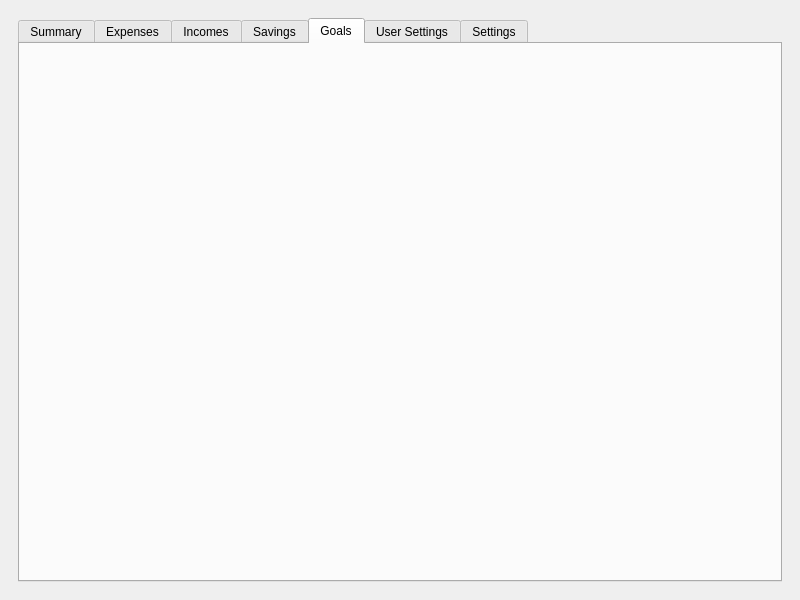
Qt form GigaBudget/mainwindow.ui (Kapiura/BudgetPlanner) before a commit.
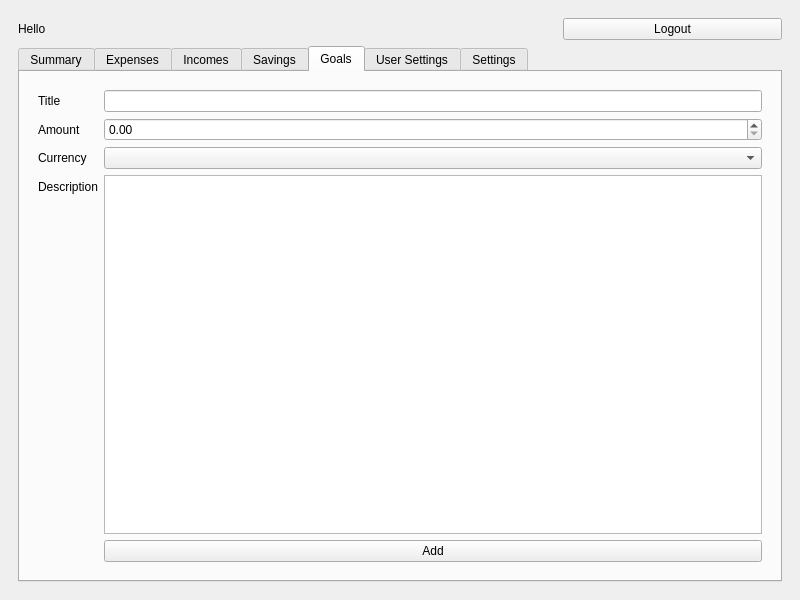
The same form after that commit. The open tabs and pages were chosen to show the change.

Commit message: Update files - added almost all the things in ui form of main window - displaying welcome text after chooses user - adding expenses - adding incomes - working logout button

Diff of the .ui file:
```diff
--- a/GigaBudget/mainwindow.ui
+++ b/GigaBudget/mainwindow.ui
@@ -27,7 +27,7 @@
     <bool>true</bool>
    </property>
    <layout class="QGridLayout" name="gridLayout">
-    <item row="0" column="0">
+    <item row="1" column="0">
      <widget class="QStackedWidget" name="stackedWidget">
       <property name="currentIndex">
        <number>1</number>
@@ -61,6 +61,35 @@
       <widget class="QWidget" name="page_2">
        <layout class="QGridLayout" name="gridLayout_3">
         <item row="0" column="0">
+         <widget class="QLabel" name="welcomeText">
+          <property name="text">
+           <string>Hello </string>
+          </property>
+         </widget>
+        </item>
+        <item row="0" column="1">
+         <widget class="QPushButton" name="buttonLogout">
+          <property name="sizePolicy">
+           <sizepolicy hsizetype="Minimum" vsizetype="Fixed">
+            <horstretch>0</horstretch>
+            <verstretch>0</verstretch>
+           </sizepolicy>
+          </property>
+          <property name="maximumSize">
+           <size>
+            <width>219</width>
+            <height>16777215</height>
+           </size>
+          </property>
+          <property name="layoutDirection">
+           <enum>Qt::RightToLeft</enum>
+          </property>
+          <property name="text">
+           <string>Logout</string>
+          </property>
+         </widget>
+        </item>
+        <item row="1" column="0" colspan="2">
          <widget class="QTabWidget" name="paneluserTabs">
           <property name="sizePolicy">
            <sizepolicy hsizetype="Preferred" vsizetype="Preferred">
@@ -249,6 +278,61 @@
            <attribute name="title">
             <string>Goals</string>
            </attribute>
+           <layout class="QGridLayout" name="gridLayout_6">
+            <item row="0" column="0">
+             <widget class="QWidget" name="widget_6" native="true">
+              <layout class="QFormLayout" name="formLayout_9">
+               <item row="0" column="0">
+                <widget class="QLabel" name="label_26">
+                 <property name="text">
+                  <string>Title</string>
+                 </property>
+                </widget>
+               </item>
+               <item row="0" column="1">
+                <widget class="QLineEdit" name="goalTitle"/>
+               </item>
+               <item row="1" column="0">
+                <widget class="QLabel" name="label_12">
+                 <property name="text">
+                  <string>Amount</string>
+                 </property>
+                </widget>
+               </item>
+               <item row="1" column="1">
+                <widget class="QDoubleSpinBox" name="goalAmount"/>
+               </item>
+               <item row="2" column="0">
+                <widget class="QLabel" name="label_22">
+                 <property name="text">
+                  <string>Currency</string>
+                 </property>
+                </widget>
+               </item>
+               <item row="2" column="1">
+                <widget class="QComboBox" name="goalCurrency"/>
+               </item>
+               <item row="3" column="0">
+                <widget class="QLabel" name="label_25">
+                 <property name="text">
+                  <string>Description</string>
+                 </property>
+                </widget>
+               </item>
+               <item row="4" column="1">
+                <widget class="QPushButton" name="goalAdd">
+                 <property name="text">
+                  <string>Add</string>
+                 </property>
+                </widget>
+               </item>
+               <item row="3" column="1">
+                <widget class="QPlainTextEdit" name="goalDesc"/>
+               </item>
+              </layout>
+             </widget>
+            </item>
+           </layout>
           </widget>
           <widget class="QWidget" name="tab">
            <attribute name="title">
```
Left out of the diff: 227 changed lines with no effect on the pictures. The commit also changes 7 other files.
